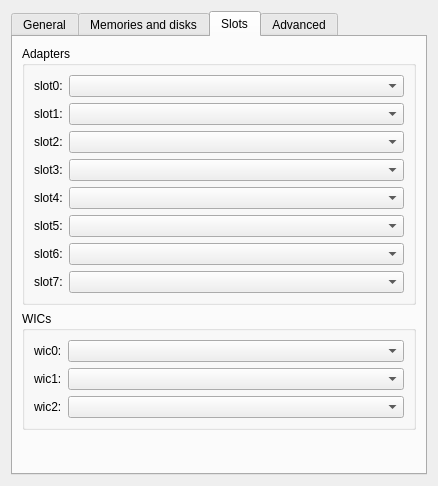
The window that src/GNS3/Ui/ConfigurationPages/Form_IOSRouterPage.ui (GNS3/gns3-legacy) describes before a commit, drawn with Qt 5.
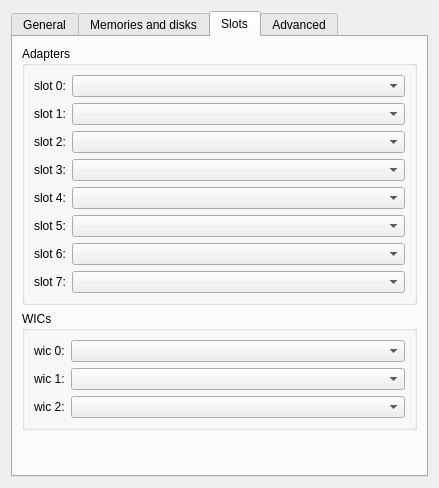
The same window after the commit. The open tabs and pages were chosen to show the change.

```diff
--- a/src/GNS3/Ui/ConfigurationPages/Form_IOSRouterPage.ui
+++ b/src/GNS3/Ui/ConfigurationPages/Form_IOSRouterPage.ui
@@ -6,8 +6,8 @@
    <rect>
     <x>0</x>
     <y>0</y>
-    <width>438</width>
-    <height>486</height>
+    <width>439</width>
+    <height>488</height>
    </rect>
   </property>
   <property name="windowTitle">
@@ -303,7 +303,7 @@
              </sizepolicy>
             </property>
             <property name="text">
-             <string>slot0:</string>
+             <string>slot 0:</string>
             </property>
            </widget>
           </item>
@@ -319,7 +319,7 @@
              </sizepolicy>
             </property>
             <property name="text">
-             <string>slot1:</string>
+             <string>slot 1:</string>
             </property>
            </widget>
           </item>
@@ -335,7 +335,7 @@
              </sizepolicy>
             </property>
             <property name="text">
-             <string>slot2:</string>
+             <string>slot 2:</string>
             </property>
            </widget>
           </item>
@@ -351,7 +351,7 @@
              </sizepolicy>
             </property>
             <property name="text">
-             <string>slot3:</string>
+             <string>slot 3:</string>
             </property>
            </widget>
           </item>
@@ -367,7 +367,7 @@
              </sizepolicy>
             </property>
             <property name="text">
-             <string>slot4:</string>
+             <string>slot 4:</string>
             </property>
            </widget>
           </item>
@@ -383,7 +383,7 @@
              </sizepolicy>
             </property>
             <property name="text">
-             <string>slot5:</string>
+             <string>slot 5:</string>
             </property>
            </widget>
           </item>
@@ -399,7 +399,7 @@
              </sizepolicy>
             </property>
             <property name="text">
-             <string>slot6:</string>
+             <string>slot 6:</string>
             </property>
            </widget>
           </item>
@@ -415,7 +415,7 @@
              </sizepolicy>
             </property>
             <property name="text">
-             <string>slot7:</string>
+             <string>slot 7:</string>
             </property>
            </widget>
           </item>
@@ -440,7 +440,7 @@
              </sizepolicy>
             </property>
             <property name="text">
-             <string>wic0:</string>
+             <string>wic 0:</string>
             </property>
            </widget>
           </item>
@@ -456,7 +456,7 @@
              </sizepolicy>
             </property>
             <property name="text">
-             <string>wic1:</string>
+             <string>wic 1:</string>
             </property>
            </widget>
           </item>
@@ -472,7 +472,7 @@
              </sizepolicy>
             </property>
             <property name="text">
-             <string>wic2:</string>
+             <string>wic 2:</string>
             </property>
            </widget>
           </item>
```
Left out of the diff: 2 changed lines with no effect on the pictures.
